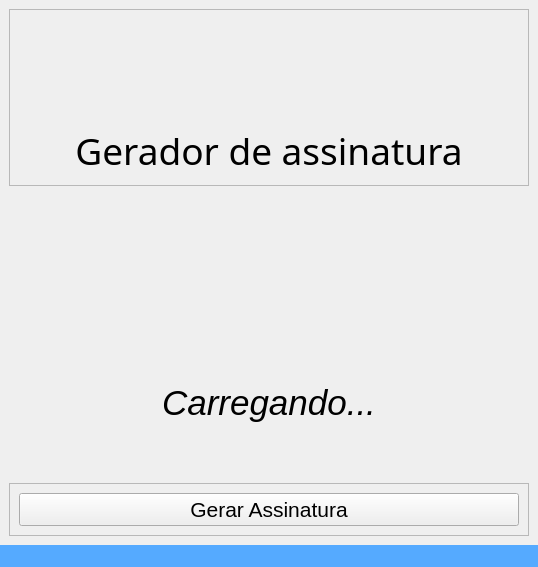
Before: the Qt Designer form code/src/ui/window_ass.ui in Sl3nc/Assinatura_Auto, drawn with Qt 5.
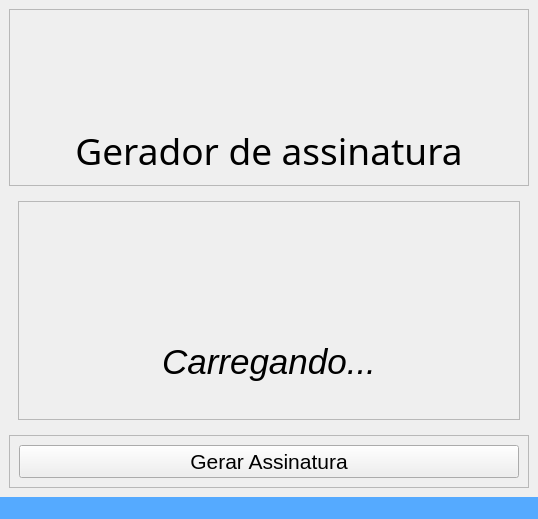
After: the same form once the commit is applied. The open tabs and pages were chosen to show the change. Icons and pictures are not drawn.

Diff of the .ui file:
```diff
--- a/code/src/ui/window_ass.ui
+++ b/code/src/ui/window_ass.ui
@@ -7,15 +7,9 @@
     <x>0</x>
     <y>0</y>
     <width>538</width>
-    <height>567</height>
+    <height>519</height>
    </rect>
   </property>
-  <property name="sizePolicy">
-   <sizepolicy hsizetype="Maximum" vsizetype="Maximum">
-    <horstretch>0</horstretch>
-    <verstretch>0</verstretch>
-   </sizepolicy>
-  </property>
   <property name="windowTitle">
    <string>MainWindow</string>
   </property>
@@ -290,35 +284,94 @@
       <widget class="QWidget" name="page">
        <layout class="QVBoxLayout" name="verticalLayout_2">
         <item>
-         <widget class="QLabel" name="gif_load">
-          <property name="text">
-           <string/>
+         <widget class="QFrame" name="frame_3">
+          <property name="frameShape">
+           <enum>QFrame::Shape::StyledPanel</enum>
           </property>
-          <property name="pixmap">
-           <pixmap>../img/Loading_2.gif</pixmap>
+          <property name="frameShadow">
+           <enum>QFrame::Shadow::Raised</enum>
           </property>
-          <property name="scaledContents">
-           <bool>false</bool>
-          </property>
-          <property name="alignment">
-           <set>Qt::AlignmentFlag::AlignCenter</set>
-          </property>
-         </widget>
-        </item>
-        <item>
-         <widget class="QLabel" name="text_load">
-          <property name="font">
-           <font>
-            <pointsize>26</pointsize>
-            <italic>true</italic>
-           </font>
-          </property>
-          <property name="text">
-           <string>Carregando...</string>
-          </property>
-          <property name="alignment">
-           <set>Qt::AlignmentFlag::AlignCenter</set>
-          </property>
+          <layout class="QGridLayout" name="gridLayout_3">
+           <item row="2" column="1">
+            <widget class="QLabel" name="text_load">
+             <property name="font">
+              <font>
+               <pointsize>26</pointsize>
+               <italic>true</italic>
+              </font>
+             </property>
+             <property name="text">
+              <string>Carregando...</string>
+             </property>
+             <property name="alignment">
+              <set>Qt::AlignmentFlag::AlignCenter</set>
+             </property>
+            </widget>
+           </item>
+           <item row="1" column="1" alignment="">
+            <widget class="QLabel" name="gif_load">
+             <property name="sizePolicy">
+              <sizepolicy hsizetype="Maximum" vsizetype="Maximum">
+               <horstretch>0</horstretch>
+               <verstretch>0</verstretch>
+              </sizepolicy>
+             </property>
+             <property name="maximumSize">
+              <size>
+               <width>150</width>
+               <height>150</height>
+              </size>
+             </property>
+             <property name="text">
+              <string/>
+             </property>
+             <property name="textFormat">
+              <enum>Qt::TextFormat::PlainText</enum>
+             </property>
+             <property name="pixmap">
+              <pixmap>../imgs/loaging_ofc.gif</pixmap>
+             </property>
+             <property name="scaledContents">
+              <bool>true</bool>
+             </property>
+             <property name="alignment">
+              <set>Qt::AlignmentFlag::AlignHCenter|Qt::AlignmentFlag::AlignTop</set>
+             </property>
+            </widget>
+           </item>
+           <item row="1" column="0">
+            <spacer name="horizontalSpacer_3">
+             <property name="orientation">
+              <enum>Qt::Orientation::Horizontal</enum>
+             </property>
+             <property name="sizeType">
+              <enum>QSizePolicy::Policy::Expanding</enum>
+             </property>
+             <property name="sizeHint" stdset="0">
+              <size>
+               <width>40</width>
+               <height>20</height>
+              </size>
+             </property>
+            </spacer>
+           </item>
+           <item row="1" column="2">
+            <spacer name="horizontalSpacer_4">
+             <property name="orientation">
+              <enum>Qt::Orientation::Horizontal</enum>
+             </property>
+             <property name="sizeType">
+              <enum>QSizePolicy::Policy::Expanding</enum>
+             </property>
+             <property name="sizeHint" stdset="0">
+              <size>
+               <width>40</width>
+               <height>20</height>
+              </size>
+             </property>
+            </spacer>
+           </item>
+          </layout>
          </widget>
         </item>
        </layout>
```
Left out of the diff: 231 changed lines with no effect on the pictures.
